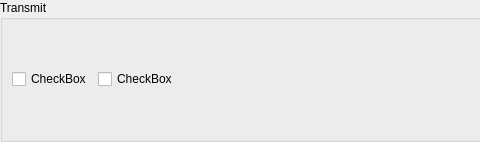
Above: TransmitWidget.ui from tixiv/CAN-Monitor-qt before the change; both pictures show x 0 to 480 and y 0 to 142 of the 1082 by 142 pixel window. Below: the same form after it.
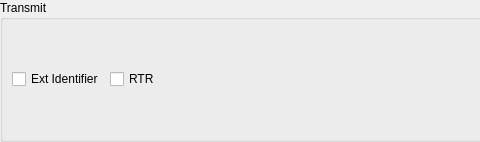
That is the form after the change.

Commit message: transmit ui almost finished

The edit to the form file:
```diff
--- a/TransmitWidget.ui
+++ b/TransmitWidget.ui
@@ -40,14 +40,14 @@
         <item>
          <widget class="QCheckBox" name="checkBox_2">
           <property name="text">
-           <string>CheckBox</string>
+           <string>Ext Identifier</string>
           </property>
          </widget>
         </item>
         <item>
          <widget class="QCheckBox" name="checkBox">
           <property name="text">
-           <string>CheckBox</string>
+           <string>RTR</string>
           </property>
          </widget>
         </item>
```
Left out of the diff: 6 changed lines with no effect on the pictures. The commit also changes 6 other files.
